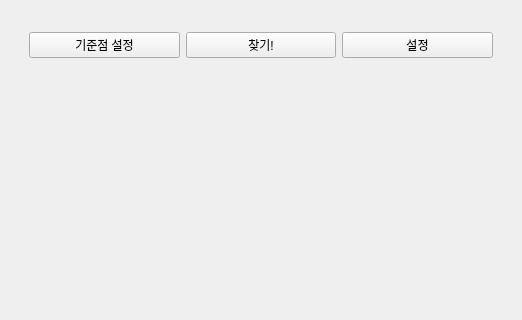
Qt form mainScreen.ui (FreeIsNotDoby/AutoCatcher) before a commit; both pictures show x 0 to 522 and y 0 to 320 of the 522 by 622 pixel window.
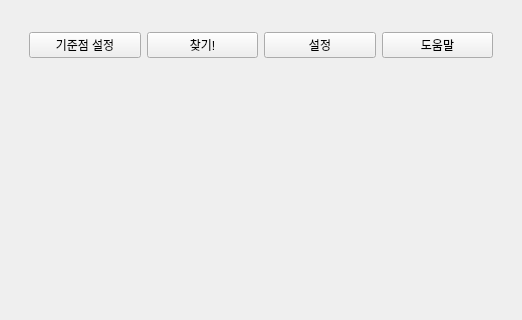
The same form after that commit.

Commit message: 도움말 추가

The edit to the form file:
```diff
--- a/mainScreen.ui
+++ b/mainScreen.ui
@@ -98,6 +98,13 @@
            </property>
           </widget>
          </item>
+         <item>
+          <widget class="QPushButton" name="helpButton">
+           <property name="text">
+            <string>도움말</string>
+           </property>
+          </widget>
+         </item>
         </layout>
        </widget>
       </item>
```
The commit also changes 2 other files.
